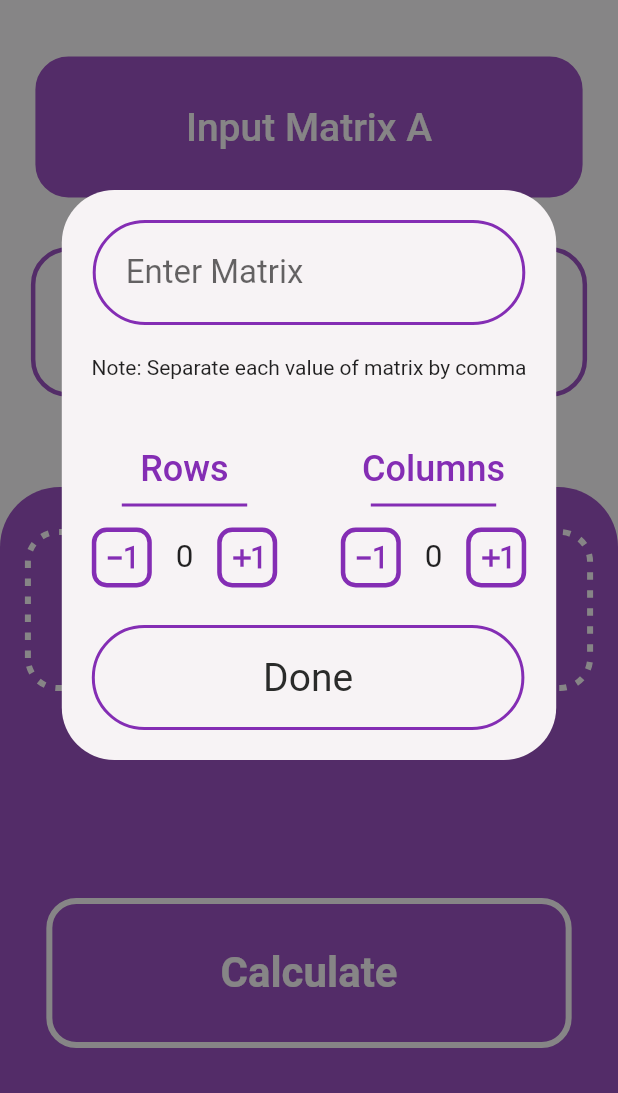
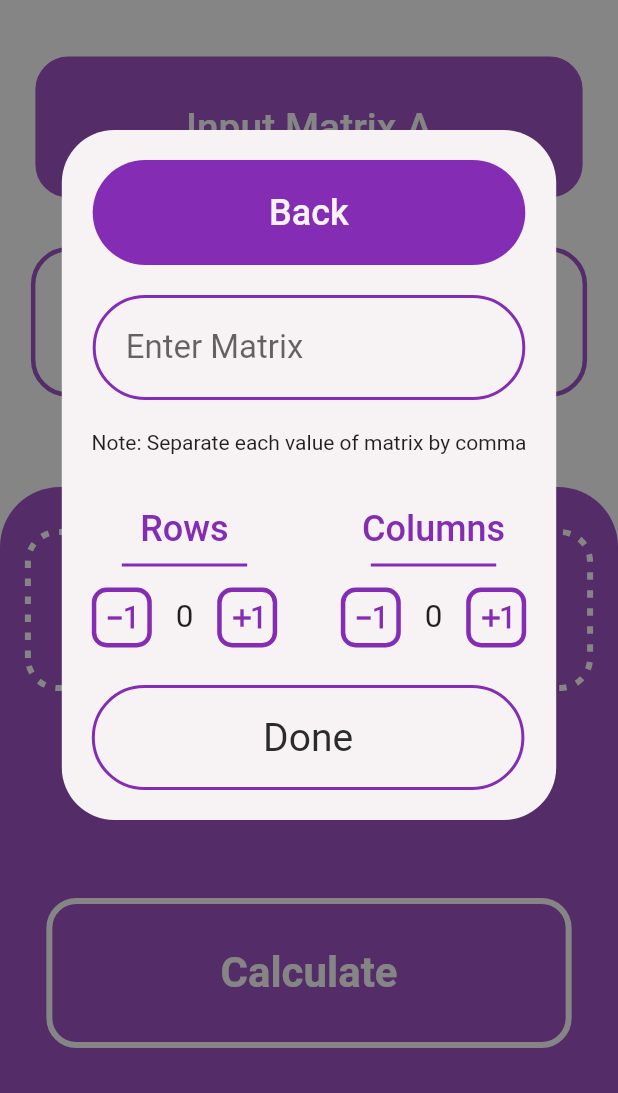
Before and after one commit to hemish11/num-cluster, a Flutter app: the screen it shows after launch, after a tap on "Input Matrix A", on a phone screen of 412 x 824 dp, the part 143-1236 px from its top. Run offline on Flutter 3.47's test engine with Material 2 defaults, Android fonts, the phone set to English and light mode, and no system bars; drawn by our look-alikes of dotted_border; missing offline and left inert: flutter_math.

Commit message:
Fixed some bugs

```diff
--- a/lib/screens/home_page/components/matrix_input.dart
+++ b/lib/screens/home_page/components/matrix_input.dart
@@ -6,6 +6,7 @@ class MatrixInput extends StatelessWidget {
   final int columnCounter;
   final bool isVisible;
   final ValueChanged<String> onChanged;
+  final GestureTapCallback cancelPressed;
   final GestureTapCallback donePressed;
   final GestureTapCallback rowAddPressed;
   final GestureTapCallback rowSubtractPressed;
@@ -23,6 +24,7 @@ class MatrixInput extends StatelessWidget {
     this.columnSubtractPressed,
     this.rowCounter,
     this.columnCounter,
+    this.cancelPressed,
   }) : super(key: key);
 
   @override
@@ -40,7 +42,7 @@ class MatrixInput extends StatelessWidget {
           color: CustomColors.blackColor.withAlpha(140),
           child: Center(
             child: Container(
-              height: 380,
+              height: 460,
               width: size.width * 0.8,
               decoration: BoxDecoration(
                 color: CustomColors.whiteColor,
@@ -48,6 +50,28 @@ class MatrixInput extends StatelessWidget {
               ),
               child: Column(
                 children: [
+                  const SizedBox(height: 20),
+                  Material(
+                    color: CustomColors.transparent,
+                    child: InkWell(
+                      onTap: cancelPressed,
+                      borderRadius: BorderRadius.circular(35),
+                      child: Container(
+                        height: 70,
+                        width: size.width * 0.7,
+                        decoration: BoxDecoration(
+                          color: CustomColors.primaryColor,
+                          borderRadius: BorderRadius.circular(35),
+                        ),
+                        child: Center(
+                          child: Text(
+                            'Back',
+                            style: TextStyle(fontSize: 24, fontWeight: FontWeight.w500, color: CustomColors.whiteColor),
+                          ),
+                        ),
+                      ),
+                    ),
+                  ),
                   const SizedBox(height: 20),
                   Container(
                     height: 70,
--- a/lib/screens/home_page/home_page.dart
+++ b/lib/screens/home_page/home_page.dart
@@ -126,6 +126,7 @@ class _HomePageState extends State<HomePage> {
               const SizedBox(height: 30),
               MatrixInputButton(
                 text: 'Input Matrix A',
+                hasBorder: !isMatrix1,
                 onTap: () => setState(() {
                   isMatrixInputVisible = !isMatrixInputVisible;
                   isMatrix1 = true;
@@ -135,7 +136,7 @@ class _HomePageState extends State<HomePage> {
               if (drawerValues['Addition'] || drawerValues['Subtraction'] || drawerValues['Product'])
                 MatrixInputButton(
                   text: 'Input Matrix B',
-                  hasBorder: true,
+                  hasBorder: isMatrix1,
                   onTap: () => setState(() {
                     isMatrixInputVisible = !isMatrixInputVisible;
                     isMatrix1 = false;
@@ -152,7 +153,13 @@ class _HomePageState extends State<HomePage> {
                   child: Column(
                     children: [
                       const SizedBox(height: 30),
-                      DottedBorder(
+                      Material(
+                        color: CustomColors.transparent,
+                        child: Builder(
+                          builder: (context) => InkWell(
+                            onTap: () => Scaffold.of(context).openDrawer(),
+                            borderRadius: BorderRadius.circular(20),
+                            child: DottedBorder(
                               color: CustomColors.whiteColor,
                               dashPattern: [5, 7],
                               strokeWidth: 4,
@@ -170,6 +177,9 @@ class _HomePageState extends State<HomePage> {
                                         fontSize: 28,
                                         color: CustomColors.whiteColor,
                                         fontWeight: FontWeight.w600,
+                                      ),
+                                    ),
+                                  ),
                                 ),
                               ),
                             ),
@@ -286,6 +296,11 @@ class _HomePageState extends State<HomePage> {
           ),
           MatrixInput(
             isVisible: isMatrixInputVisible,
+            cancelPressed: () {
+              setState(() => isMatrixInputVisible = !isMatrixInputVisible);
+
+              FocusScope.of(context).unfocus();
+            },
             donePressed: () {
               if (isMatrix1) {
                 if (Matrix.canConvertToMatrix(matrix1RowCounter, matrix1ColumnCounter, matrix)) {
--- a/lib/screens/solution_page/solution_page.dart
+++ b/lib/screens/solution_page/solution_page.dart
@@ -53,6 +53,7 @@ class _SolutionPageState extends State<SolutionPage> {
           ),
           Container(
             width: size.width * 0.9,
+            height: 150,
             padding: const EdgeInsets.symmetric(horizontal: 15),
             decoration: BoxDecoration(
               color: CustomColors.whiteColor,
@@ -62,6 +63,10 @@ class _SolutionPageState extends State<SolutionPage> {
                 width: 5,
               ),
             ),
+            child: InteractiveViewer(
+              maxScale: 1.0,
+              minScale: 1.0,
+              constrained: false,
               child: Column(
                 crossAxisAlignment: CrossAxisAlignment.start,
                 children: [
@@ -81,6 +86,7 @@ class _SolutionPageState extends State<SolutionPage> {
                   ),
                   const SizedBox(height: 25),
                 ],
+              ),
             ),
           ),
           const SizedBox(height: 25),
```
Also changed, not shown: lib/services/matrix.dart (+12 -5 lines). Lines whose indentation alone changed are shown as unchanged.
